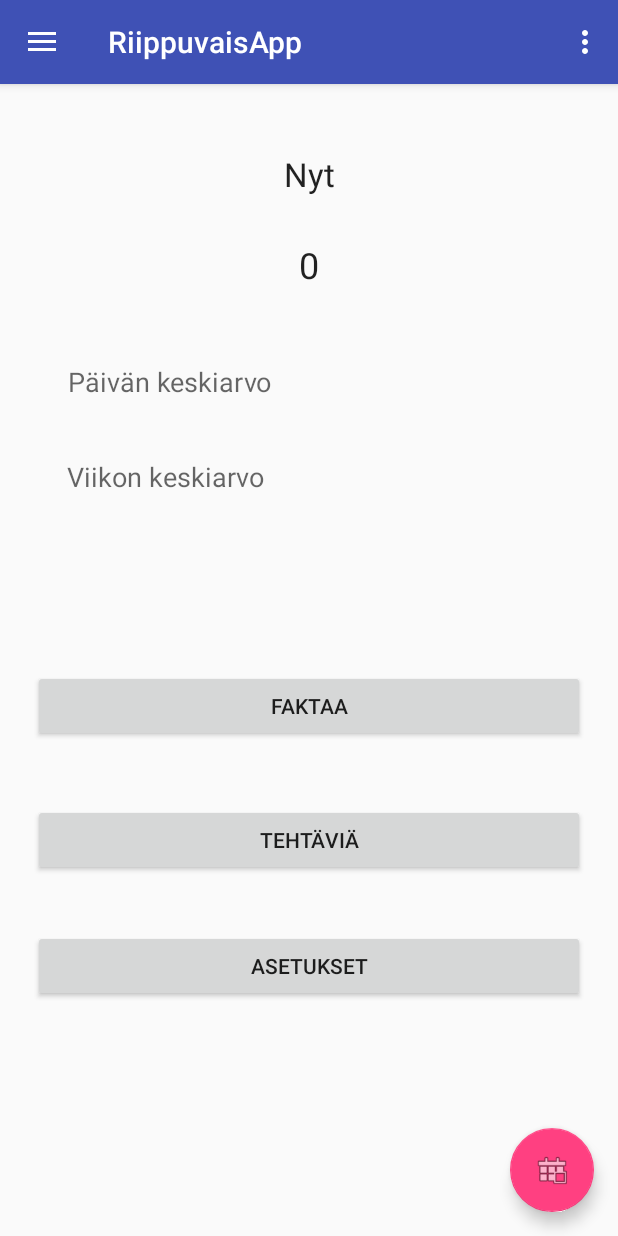
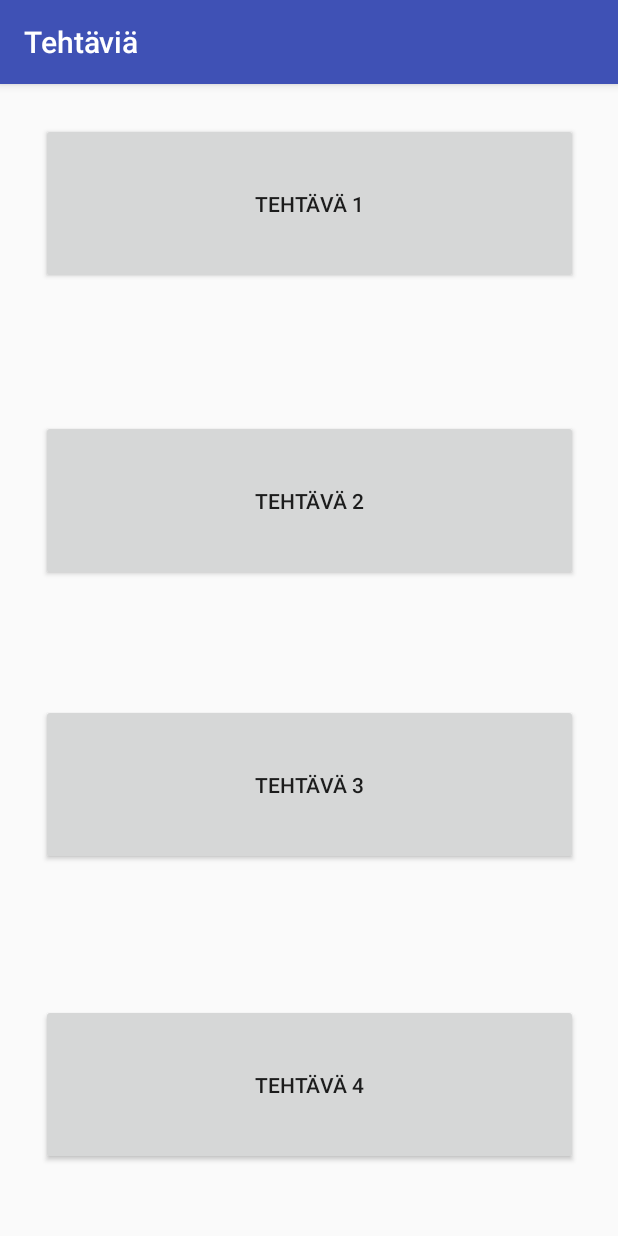
Before and after one commit to areee/RiippuvaisApp, an Android app: the screen it shows after launch (MainActivity before the commit, ExerciseActivity after it), in the side drawer, after a tap on "Tehtäviä", on a phone screen of 412 x 824 dp. Run offline under Robolectric (Android 15) with nearby library versions, the light colour scheme and no system bars.

Commit message:
started to code exercises

```diff
--- /dev/null
+++ b/app/src/main/java/fi/uta/riippuvaisapp/ExerciseActivity.java
@@ -0,0 +1,27 @@
+package fi.uta.riippuvaisapp;
+
+import android.content.Intent;
+import android.support.v7.app.AppCompatActivity;
+import android.os.Bundle;
+import android.view.View;
+import android.widget.Button;
+
+public class ExerciseActivity extends AppCompatActivity {
+
+    @Override
+    protected void onCreate(Bundle savedInstanceState) {
+        super.onCreate(savedInstanceState);
+        setContentView(R.layout.activity_exercise);
+
+        Intent activityThatCalled = getIntent();
+        Button exercise1 = (Button) findViewById(R.id.exercise_button1);
+
+        exercise1.setOnClickListener(new View.OnClickListener() {
+            @Override
+            public void onClick(View v) {
+                Intent intent = new Intent(getApplicationContext(), Exercise1Activity.class);
+                startActivity(intent);
+            }
+        });
+    }
+}
--- a/app/src/main/java/fi/uta/riippuvaisapp/MainActivity.java
+++ b/app/src/main/java/fi/uta/riippuvaisapp/MainActivity.java
@@ -3,6 +3,7 @@ package fi.uta.riippuvaisapp;
 import android.app.DatePickerDialog;
 import android.app.Dialog;
 import android.content.DialogInterface;
+import android.content.Intent;
 import android.os.Bundle;
 import android.support.design.widget.FloatingActionButton;
 import android.support.design.widget.Snackbar;
@@ -106,9 +107,15 @@ public class MainActivity extends AppCompatActivity
 
         } else if (id == R.id.nav_facts) {
             System.out.println("Faktaa valittu");
+            Intent intent = new Intent(getApplicationContext(), FactActivity.class);
+            startActivity(intent);
 
         } else if (id == R.id.nav_exercises) {
             System.out.println("Tehtävät valittu");
+            Intent intent = new Intent(getApplicationContext(), ExerciseActivity.class);
+            startActivity(intent);
+
+
         } else if (id == R.id.nav_settings) {
             System.out.println("Asetukset valittu");
         }
--- /dev/null
+++ b/app/src/main/res/layout/activity_exercise.xml
@@ -0,0 +1,53 @@
+<?xml version="1.0" encoding="utf-8"?>
+<android.support.constraint.ConstraintLayout xmlns:android="http://schemas.android.com/apk/res/android"
+    xmlns:app="http://schemas.android.com/apk/res-auto"
+    xmlns:tools="http://schemas.android.com/tools"
+    android:layout_width="match_parent"
+    android:layout_height="match_parent"
+    tools:context="fi.uta.riippuvaisapp.ExerciseActivity">
+
+    <Button
+        android:id="@+id/exercise_button1"
+        android:layout_width="358dp"
+        android:layout_height="107dp"
+        android:text="Tehtävä 1"
+        app:layout_constraintBottom_toBottomOf="parent"
+        app:layout_constraintTop_toTopOf="parent"
+        app:layout_constraintRight_toRightOf="parent"
+        app:layout_constraintLeft_toLeftOf="parent"
+        app:layout_constraintVertical_bias="0.039" />
+
+    <Button
+        android:id="@+id/exercise_button4"
+        android:layout_width="358dp"
+        android:layout_height="107dp"
+        android:text="Tehtävä 4"
+        app:layout_constraintBottom_toBottomOf="parent"
+        app:layout_constraintLeft_toLeftOf="parent"
+        app:layout_constraintRight_toRightOf="parent"
+        app:layout_constraintTop_toTopOf="parent"
+        app:layout_constraintVertical_bias="0.928" />
+
+    <Button
+        android:id="@+id/exercise_button3"
+        android:layout_width="358dp"
+        android:layout_height="107dp"
+        android:text="Tehtävä 3"
+        app:layout_constraintBottom_toBottomOf="parent"
+        app:layout_constraintLeft_toLeftOf="parent"
+        app:layout_constraintRight_toRightOf="parent"
+        app:layout_constraintTop_toTopOf="parent"
+        app:layout_constraintVertical_bias="0.626" />
+
+    <Button
+        android:id="@+id/exercise_button2"
+        android:layout_width="358dp"
+        android:layout_height="107dp"
+        android:text="Tehtävä 2"
+        app:layout_constraintBottom_toBottomOf="parent"
+        app:layout_constraintLeft_toLeftOf="parent"
+        app:layout_constraintRight_toRightOf="parent"
+        app:layout_constraintTop_toTopOf="parent"
+        app:layout_constraintVertical_bias="0.339" />
+
+</android.support.constraint.ConstraintLayout>
--- a/app/src/main/res/values/strings.xml
+++ b/app/src/main/res/values/strings.xml
@@ -10,4 +10,9 @@
     <string name="about_app_message">© 2017 Ylhävuori &amp; Pitkänen</string>
     <string name="fact_title">Faktaa</string>
     <string name="now_text">Nyt</string>
+
+    <!-- TODO: Remove or change this placeholder text -->
+    <string name="hello_blank_fragment">Hello blank fragment</string>
+    <string name="exercise_title">Tehtäviä</string>
+    <string name="exercise1_text">Tehtävä 1</string>
 </resources>
```
Also changed, not shown: app/src/main/AndroidManifest.xml (+11 -4 lines), app/src/main/java/fi/uta/riippuvaisapp/Exercise1Activity.java (added, +24 -0 lines), app/src/main/res/layout/activity_exercise1.xml (added, +28 -0 lines).
